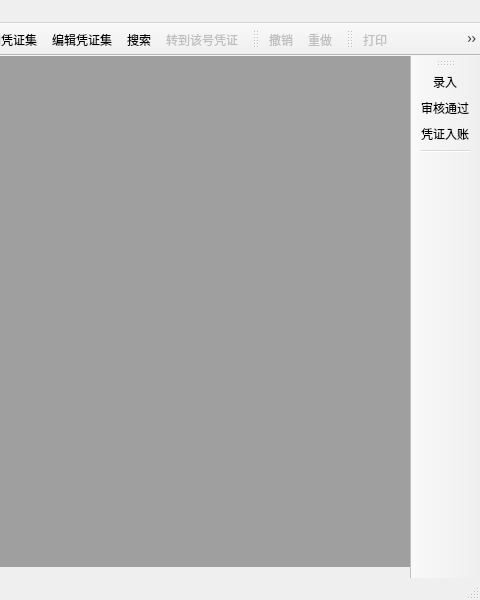
Old version of the form forms/mainwindow.ui in the repository wangkungit5905/PzAssistant; both pictures show x 495 to 975 and y 0 to 600 of the 975 by 600 pixel window.
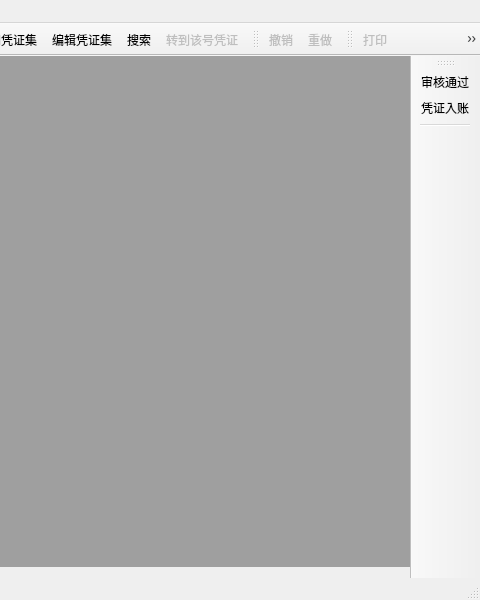
New version of the form. Icons and pictures are not drawn. Custom widgets are drawn as their Qt base class.

The edit to the form file:
```diff
--- a/forms/mainwindow.ui
+++ b/forms/mainwindow.ui
@@ -302,7 +302,6 @@
    <attribute name="toolBarBreak">
     <bool>false</bool>
    </attribute>
-   <addaction name="actRecordPz"/>
    <addaction name="actVerifyPz"/>
    <addaction name="actInStatPz"/>
    <addaction name="separator"/>
```
Left out of the diff: 20 changed lines with no effect on the pictures.
